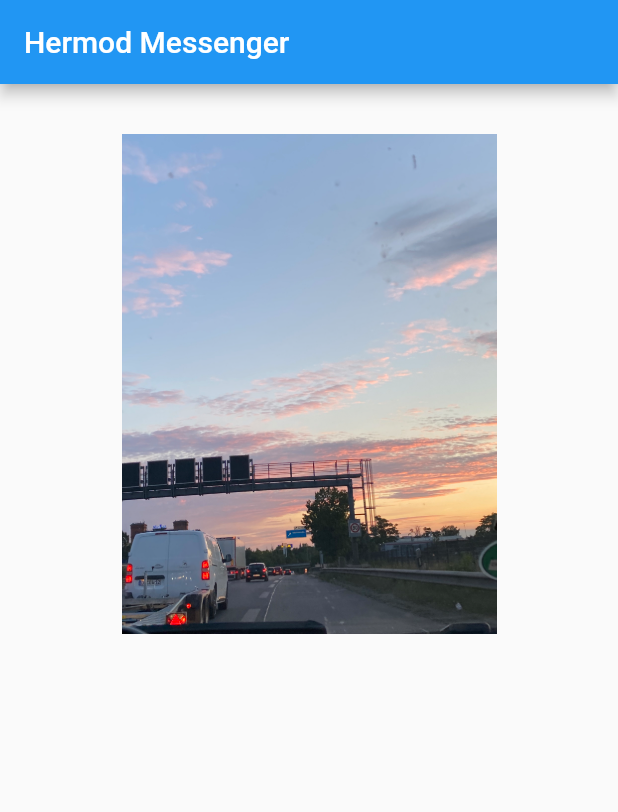
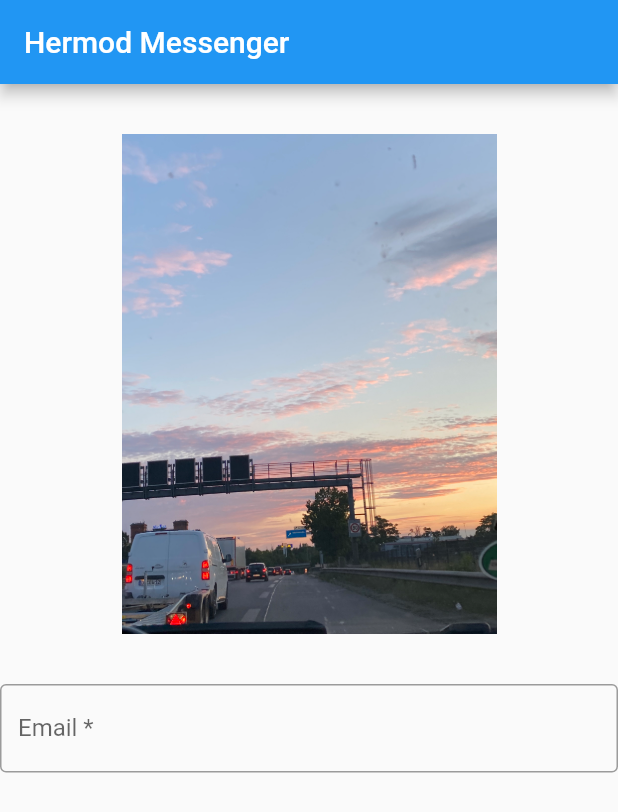
Before and after one commit to ServerHermod/ChatApp, a Flutter app: the screen it shows after launch, on a phone screen of 412 x 824 dp. Shown: the top 812 px of the screen. Run offline on Flutter 3.47's test engine with Material 2 defaults, Android fonts, the phone set to English and light mode, and no system bars.

Commit message:
creando clase separada para el Body

```diff
--- a/lib/main.dart
+++ b/lib/main.dart
@@ -17,16 +17,36 @@ class MyApp extends StatelessWidget {
             centerTitle: false,
             title: const Text('Hermod Messenger'),
           ),
-          body: Center(
-            child: Column(children: <Widget>[
+          body: const CustomBody(),
+        ));
+  }
+}
+
+class CustomBody extends StatelessWidget {
+  const CustomBody({super.key});
+
+  @override
+  Widget build(BuildContext context) {
+    return Column(children: <Widget>[
       Image.asset(
         'assets/images/prueba.jpeg',
         height: 400,
         width: 250,
         alignment: Alignment.centerRight,
       ),
-            ]),
-          )),
-    );
+      TextFormField(
+        decoration: const InputDecoration(
+          border: OutlineInputBorder(),
+          hintText: 'Enter your email',
+          labelText: 'Email *',
+        ),
+        validator: (String? value) {
+          if (value == null || value.isEmpty) {
+            return 'Please enter some text';
+          }
+          return null;
+        },
+      )
+    ]);
   }
 }
```
Lines whose indentation alone changed are shown as unchanged.
